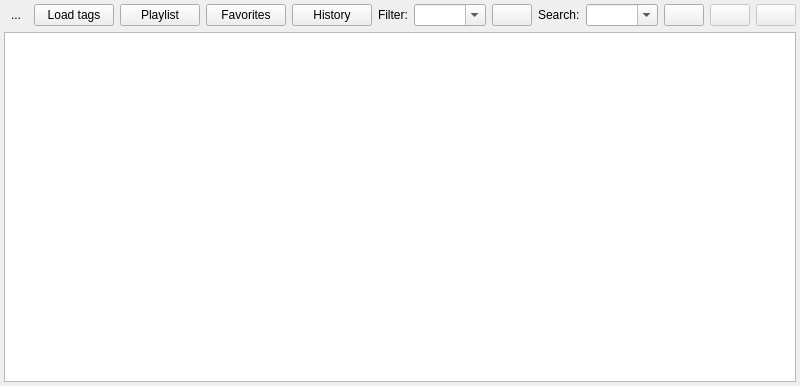
Qt form playlist_table.ui (MarioUnoDueTreQuattro/AudioPlayer) before a commit.
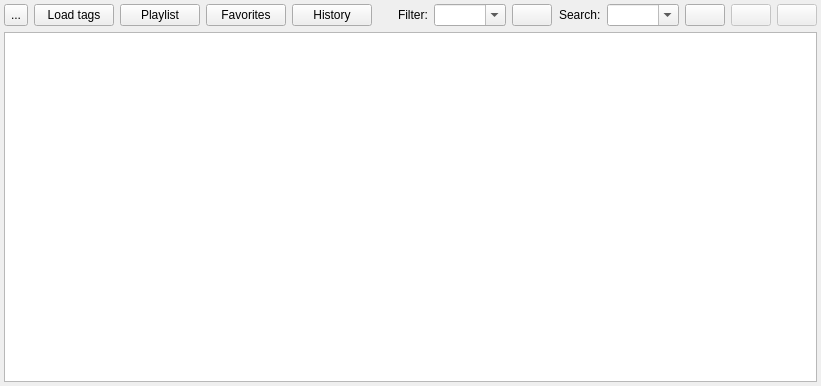
The same form after that commit. Icons and pictures are not drawn. Custom widgets are drawn as their Qt base class.

Commit message: void HoverMenuToolButton::release()

Diff of the .ui file:
```diff
--- a/playlist_table.ui
+++ b/playlist_table.ui
@@ -6,7 +6,7 @@
    <rect>
     <x>0</x>
     <y>0</y>
-    <width>777</width>
+    <width>821</width>
     <height>386</height>
    </rect>
   </property>
@@ -32,6 +32,12 @@
       <layout class="QHBoxLayout" name="horizontalLayout_3">
        <item>
         <widget class="HoverMenuToolButton" name="toolButton">
+         <property name="sizePolicy">
+          <sizepolicy hsizetype="Preferred" vsizetype="Preferred">
+           <horstretch>0</horstretch>
+           <verstretch>0</verstretch>
+          </sizepolicy>
+         </property>
          <property name="contextMenuPolicy">
           <enum>Qt::DefaultContextMenu</enum>
          </property>
@@ -42,12 +48,6 @@
           <iconset resource="resources.qrc">
            <normaloff>:/img/img/icons8-menu-vertical-48.png</normaloff>:/img/img/icons8-menu-vertical-48.png</iconset>
          </property>
-         <property name="popupMode">
-          <enum>QToolButton::InstantPopup</enum>
-         </property>
-         <property name="autoRaise">
-          <bool>true</bool>
-         </property>
         </widget>
        </item>
        <item>
```
The commit also changes 6 other files.
